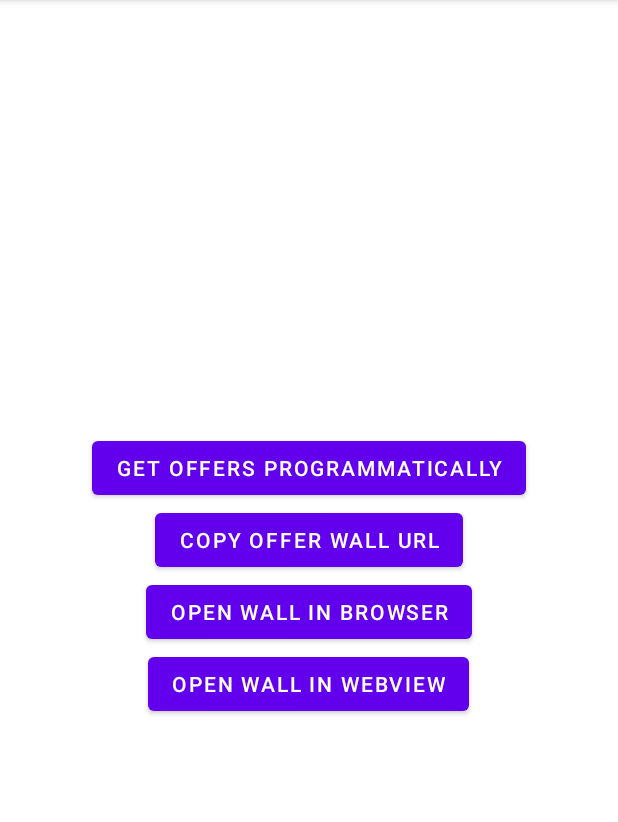
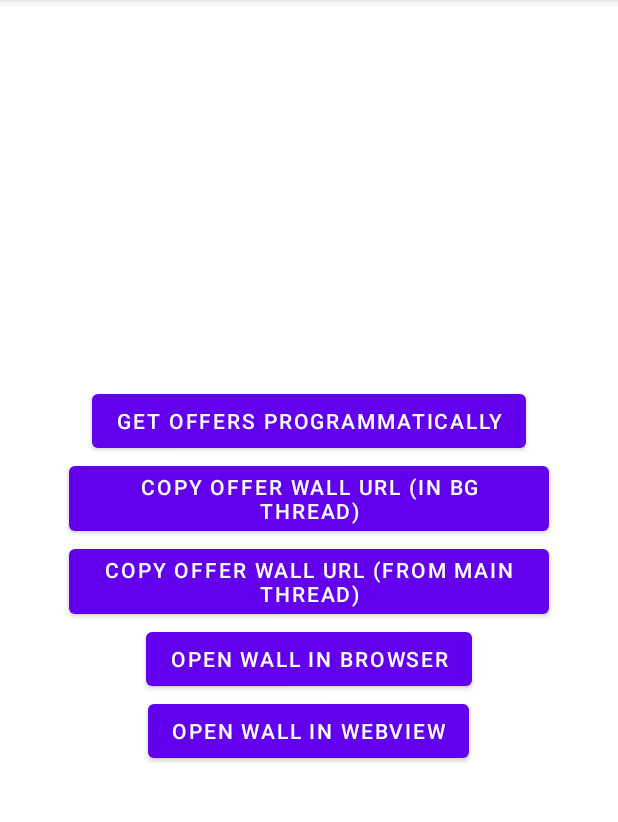
Before and after one commit to farly-sdk/farly-android-sdk, an Android app: the screen it shows after launch (MainActivity), after a tap on "OPEN WALL IN BROWSER", on a phone screen of 412 x 824 dp, the part 84-906 px from its top. Run offline under Robolectric (Android 15) with nearby library versions, the phone set to English and light mode, and no system bars; our stand-ins replace AdMob; libraries missing offline, so code that uses them is left out: com.google.android.gms; 2 statements that could not run were skipped.

Commit message:
Added new « from main thread » method to get the OfferwallURL

```diff
--- a/Farly/src/main/java/com/farly/farly/Farly.java
+++ b/Farly/src/main/java/com/farly/farly/Farly.java
@@ -103,7 +103,7 @@ public class Farly {
     /**
      * Return the formatted OfferWall url.
      * Convenient if you want to display the offer wall in your own webview
-     * Warning: do not call this from the main thread, it will crash.
+     * Warning: do not call this from the main thread, it will crash. Use getHostedOfferWallUrlFromMainThread if needed
      *
      * @param context
      * @param request
@@ -113,6 +113,40 @@ public class Farly {
     @WorkerThread
     public String getHostedOfferWallUrl(Context context, OfferWallRequest request) throws Exception {
         return this.getUrl(context, request, Endpoint.HOSTED_WALL);
+    }
+
+    public interface OfferWallUrlCompletionHandler {
+        /**
+         * Called with url when request is done.
+         *
+         * @param url the url you can use in your own webview
+         */
+        void onComplete(String url);
+
+        void onError(Exception e);
+    }
+
+    /**
+     * Get the formatted OfferWall url in background, and call the completionHandler when done
+     * Convenient if you want to display the offer wall in your own webview
+     * Unlike getHostedOfferWallUrl, you can call this method from the main thread.
+     *
+     * @param context
+     * @param request
+     * @param handler
+     */
+    public void getHostedOfferWallUrlFromMainThread(Context context, OfferWallRequest request, OfferWallUrlCompletionHandler handler) {
+        new Thread() {
+            @Override
+            public void run() {
+                try {
+                    String url = Farly.this.getUrl(context, request, Endpoint.HOSTED_WALL);
+                    handler.onComplete(url);
+                } catch (Exception e) {
+                    handler.onError(e);
+                }
+            }
+        }.start();
     }
 
     public enum OfferWallPresentationMode {
--- a/app/src/main/res/layout/activity_main.xml
+++ b/app/src/main/res/layout/activity_main.xml
@@ -24,11 +24,17 @@
             android:text="Get offers programmatically" />
 
         <Button
-            android:id="@+id/copyUrl"
+            android:id="@+id/copyUrlInNewThread"
             android:layout_width="wrap_content"
             android:layout_height="wrap_content"
-            android:onClick="copyUrl"
-            android:text="Copy offer wall url" />
+            android:onClick="copyUrlInNewThread"
+            android:text="Copy offer wall url (in bg thread)" />
+        <Button
+            android:id="@+id/copyUrlFromMainThread"
+            android:layout_width="wrap_content"
+            android:layout_height="wrap_content"
+            android:onClick="copyUrlFromMainThread"
+            android:text="Copy offer wall url (from main thread)" />
 
         <Button
             android:id="@+id/openBrowser"
```
Also changed, not shown: app/src/main/java/com/farly/farlysdkexample/MainActivity.java (+30 -12 lines).
